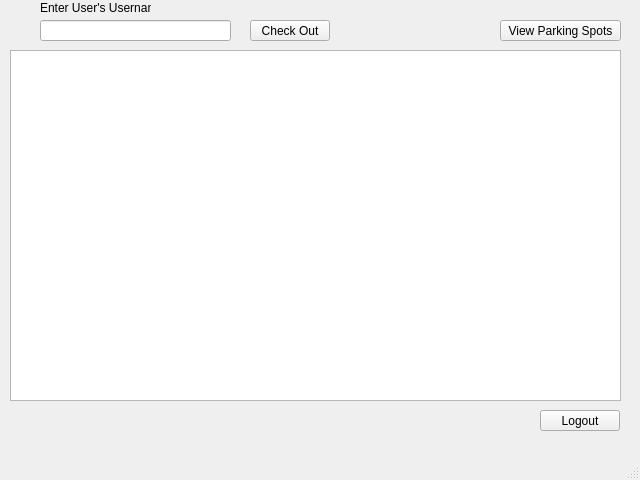
The window that adminwindow.ui (blendjam/Bookspot) describes before a commit, drawn with Qt 5.
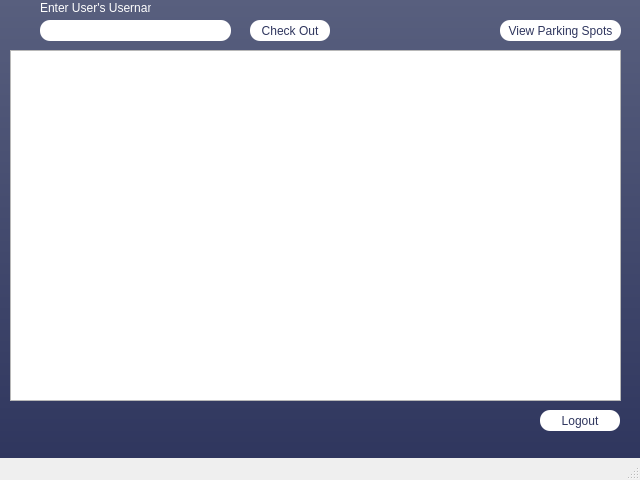
The same window after the commit.

Diff of the .ui file:
```diff
--- a/adminwindow.ui
+++ b/adminwindow.ui
@@ -13,6 +13,47 @@
   <property name="windowTitle">
    <string>MainWindow</string>
   </property>
+  <property name="styleSheet">
+   <string notr="true">#centralwidget{
+       background: qlineargradient(spread:pad, x1:1, y1:1, x2:1, y2:0, stop:0 rgba(47, 54, 94, 255), stop:1 rgba(88, 95, 126, 255));
+   }
+ #pushButton{
+        background: #1059ff;
+        color: #eeeeee;
+        border-radius: 10px;
+    }
+#pushButton_2{
+background: white;
+border-radius: 10px;
+color: #2f365e;
+width: 100%;
+}
+
+QDialog{
+	background: qlineargradient(spread:pad, x1:0.516, y1:1, x2:0.477528, y2:0, stop:0 rgba(47, 54, 94, 255), stop:1 rgba(88, 95, 126, 255));
+
+}
+
+QMessageBox QLabel {
+    color: white;
+}
+
+#pushButton_back{
+background: white;
+border-radius: 10px;
+color: #2f365e;
+width: 100%;
+}
+#pushButton_view{
+background: white;
+border-radius: 10px;
+color: #2f365e;
+width: 100%;
+}
+#linEdit{
+border-radius: 10px;
+}</string>
+  </property>
   <widget class="QWidget" name="centralwidget">
    <widget class="QPushButton" name="pushButton">
     <property name="geometry">
@@ -49,6 +90,10 @@
       <height>21</height>
      </rect>
     </property>
+    <property name="styleSheet">
+     <string notr="true">color: #2f365e;
+border-radius: 10px;</string>
+    </property>
    </widget>
    <widget class="QLabel" name="label">
     <property name="geometry">
@@ -59,6 +104,9 @@
       <height>16</height>
      </rect>
     </property>
+    <property name="styleSheet">
+     <string notr="true">color: white</string>
+    </property>
     <property name="text">
      <string>Enter User's Username</string>
     </property>
```
Left out of the diff: 2 changed lines with no effect on the pictures.
